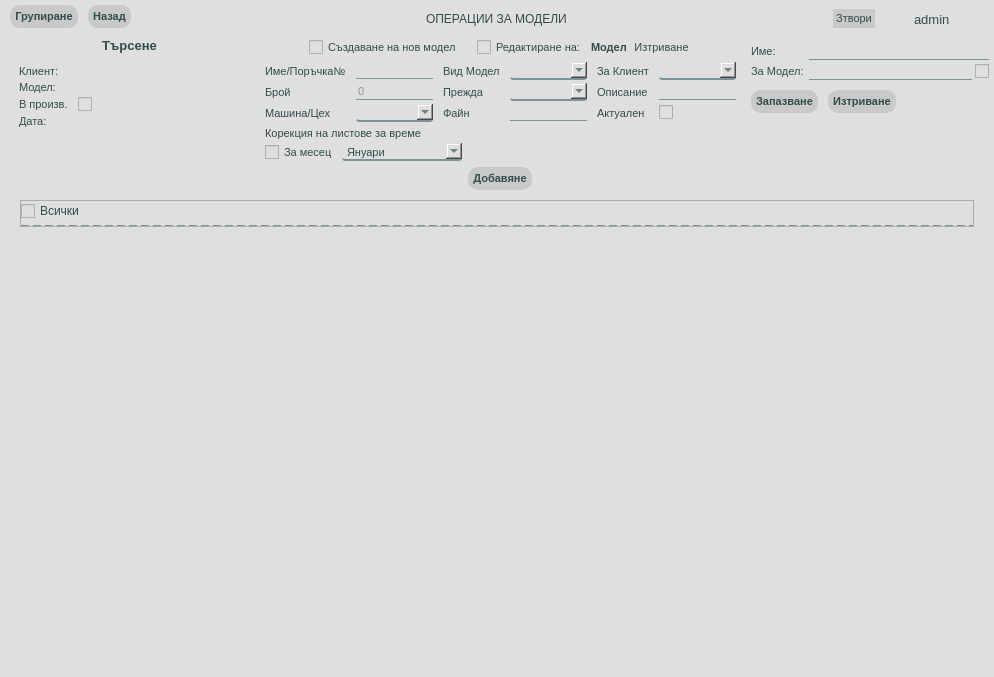
Above: app/ui/widgets/operToModelTypeCustomWidget.ui from DevilPhp/WorkSalary.v01 before the change. Below: the same form after it.
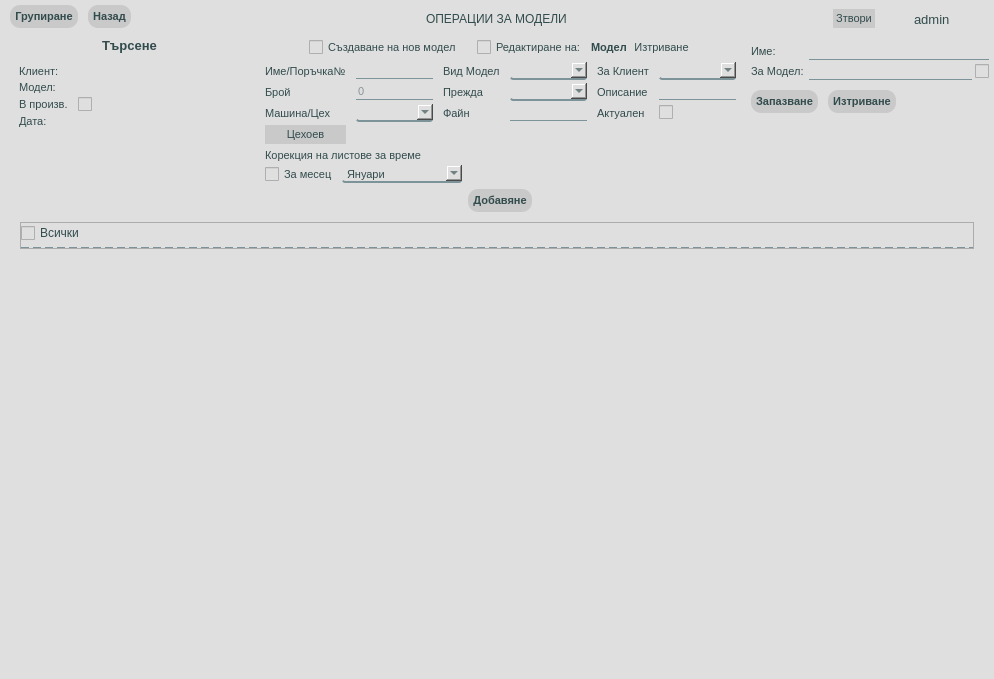
That is the form after the change. Icons and pictures are not drawn.

The edit to the form file:
```diff
--- a/app/ui/widgets/operToModelTypeCustomWidget.ui
+++ b/app/ui/widgets/operToModelTypeCustomWidget.ui
@@ -7,7 +7,7 @@
     <x>0</x>
     <y>0</y>
     <width>994</width>
-    <height>677</height>
+    <height>679</height>
    </rect>
   </property>
   <property name="minimumSize">
@@ -91,6 +91,10 @@
 	font-size: 10pt;
 }
 
+#modelWorkPlacesBtn {
+	padding: 3px;
+}
+
 QComboBox{
 	background-color: #dfdfdf;
 	border-bottom: 2px solid #7c9399;
@@ -902,6 +906,13 @@
                          </property>
                         </widget>
                        </item>
+                       <item row="3" column="0">
+                        <widget class="QPushButton" name="modelWorkPlacesBtn">
+                         <property name="text">
+                          <string>Цехоев</string>
+                         </property>
+                        </widget>
+                       </item>
                       </layout>
                      </item>
                     </layout>
```
